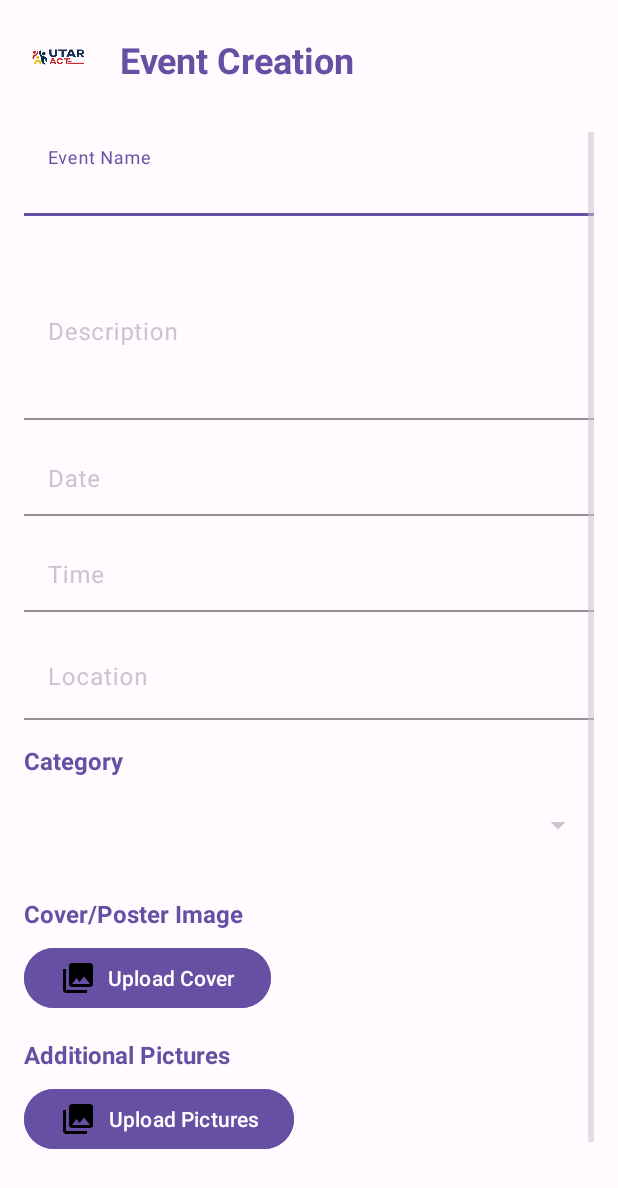
After one commit to SparkySky/UTAR-ACT-a, an Android app: the layout activity_event_creation.xml on its own in the app's theme, with its tools: preview values and no code run, on a phone screen of 412 x 824 dp. The commit adds this screen. Shown: the top 1188 px of the screen. Run offline under Robolectric (Android 15) with nearby library versions, the phone set to English and light mode, and no system bars.

Commit message:
Event Creation Form (incomplete)

```diff
--- /dev/null
+++ b/app/src/main/res/layout/activity_event_creation.xml
@@ -0,0 +1,280 @@
+<?xml version="1.0" encoding="utf-8"?>
+<androidx.drawerlayout.widget.DrawerLayout xmlns:android="http://schemas.android.com/apk/res/android"
+    xmlns:app="http://schemas.android.com/apk/res-auto"
+    xmlns:tools="http://schemas.android.com/tools"
+    android:id="@+id/drawer_layout"
+    android:layout_width="match_parent"
+    android:layout_height="match_parent"
+    android:fitsSystemWindows="true"
+    tools:context=".EventCreationActivity"
+    tools:openDrawer="start">
+
+    <LinearLayout
+        android:layout_width="match_parent"
+        android:layout_height="match_parent"
+        android:orientation="vertical"
+        android:padding="16dp"
+        android:background="@color/md_theme_light_background">
+
+        <!-- App Bar with Logo and Title -->
+        <LinearLayout
+            android:layout_width="match_parent"
+            android:layout_height="wrap_content"
+            android:orientation="horizontal"
+            android:gravity="center_vertical"
+            android:layout_marginBottom="24dp">
+
+            <ImageView
+                android:id="@+id/appLogo"
+                android:layout_width="48dp"
+                android:layout_height="48dp"
+                android:src="@drawable/icon_utaract_tranparent"
+                android:contentDescription="@string/logo_utar_act" />
+
+            <TextView
+                android:layout_width="wrap_content"
+                android:layout_height="wrap_content"
+                android:text="@string/event_creation_form"
+                android:textSize="24sp"
+                android:textStyle="bold"
+                android:textColor="@color/md_theme_light_primary"
+                android:layout_marginStart="16dp" />
+        </LinearLayout>
+
+        <ScrollView
+            android:layout_width="match_parent"
+            android:layout_height="match_parent"
+            android:fillViewport="true">
+
+            <LinearLayout
+                android:layout_width="match_parent"
+                android:layout_height="wrap_content"
+                android:orientation="vertical">
+
+                <!-- Event Name -->
+                <com.google.android.material.textfield.TextInputLayout
+                    android:id="@+id/layoutEventName"
+                    style="@style/Widget.Material3.TextInputLayout.FilledBox"
+                    android:layout_width="match_parent"
+                    android:layout_height="wrap_content"
+                    android:hint="@string/hint_event_name"
+                    app:boxBackgroundColor="@color/md_theme_light_surface"
+                    app:boxStrokeColor="@color/md_theme_light_primary"
+                    app:hintTextColor="@color/md_theme_light_primary"
+                    android:layout_marginBottom="16dp">
+
+                    <com.google.android.material.textfield.TextInputEditText
+                        android:id="@+id/etEventName"
+                        android:layout_width="match_parent"
+                        android:layout_height="wrap_content"
+                        android:minHeight="48dp"
+                        android:textColor="@color/md_theme_light_onSurface"/>
+                </com.google.android.material.textfield.TextInputLayout>
+
+                <!-- Description -->
+                <com.google.android.material.textfield.TextInputLayout
+                    android:id="@+id/layoutDescription"
+                    style="@style/Widget.Material3.TextInputLayout.FilledBox"
+                    android:layout_width="match_parent"
+                    android:layout_height="wrap_content"
+                    android:hint="@string/hint_description"
+                    app:boxBackgroundColor="@color/md_theme_light_surface"
+                    app:boxStrokeColor="@color/md_theme_light_primary"
+                    app:hintTextColor="@color/md_theme_light_primary"
+                    android:layout_marginBottom="16dp">
+
+                    <com.google.android.material.textfield.TextInputEditText
+                        android:id="@+id/etDescription"
+                        android:layout_width="match_parent"
+                        android:layout_height="120dp"
+                        android:gravity="top"
+                        android:inputType="textMultiLine"
+                        android:textColor="@color/md_theme_light_onSurface"/>
+                </com.google.android.material.textfield.TextInputLayout>
+
+                <!-- Date -->
+                <com.google.android.material.textfield.TextInputLayout
+                    android:id="@+id/layoutDate"
+                    style="@style/Widget.Material3.TextInputLayout.FilledBox"
+                    android:layout_width="match_parent"
+                    android:layout_height="wrap_content"
+                    android:hint="@string/hint_date"
+                    app:boxBackgroundColor="@color/md_theme_light_surface"
+                    app:boxStrokeColor="@color/md_theme_light_primary"
+                    app:hintTextColor="@color/md_theme_light_primary"
+                    android:layout_marginBottom="16dp">
+
+                    <com.google.android.material.textfield.TextInputEditText
+                        android:id="@+id/etDate"
+                        android:layout_width="match_parent"
+                        android:layout_height="48dp"
+                        android:focusable="false"
+                        android:clickable="true"
+                        android:textColor="@color/md_theme_light_onSurface"/>
+                </com.google.android.material.textfield.TextInputLayout>
+
+                <!-- Time -->
+                <com.google.android.material.textfield.TextInputLayout
+                    android:id="@+id/layoutTime"
+                    style="@style/Widget.Material3.TextInputLayout.FilledBox"
+                    android:layout_width="match_parent"
+                    android:layout_height="wrap_content"
+                    android:hint="@string/hint_time"
+                    app:boxBackgroundColor="@color/md_theme_light_surface"
+                    app:boxStrokeColor="@color/md_theme_light_primary"
+                    app:hintTextColor="@color/md_theme_light_primary"
+                    android:layout_marginBottom="16dp">
+
+                    <com.google.android.material.textfield.TextInputEditText
+                        android:id="@+id/etTime"
+                        android:layout_width="match_parent"
+                        android:layout_height="48dp"
+                        android:focusable="false"
+                        android:clickable="true"
+                        android:textColor="@color/md_theme_light_onSurface"/>
+                </com.google.android.material.textfield.TextInputLayout>
+
+                <!-- Location -->
+                <com.google.android.material.textfield.TextInputLayout
+                    android:id="@+id/layoutLocation"
+                    style="@style/Widget.Material3.TextInputLayout.FilledBox"
+                    android:layout_width="match_parent"
+                    android:layout_height="wrap_content"
+                    android:hint="@string/hint_location"
+                    app:boxBackgroundColor="@color/md_theme_light_surface"
+                    app:boxStrokeColor="@color/md_theme_light_primary"
+                    app:hintTextColor="@color/md_theme_light_primary"
+                    android:layout_marginBottom="16dp">
+
+                    <com.google.android.material.textfield.TextInputEditText
+                        android:id="@+id/etLocation"
+                        android:layout_width="match_parent"
+                        android:layout_height="wrap_content"
+                        android:minHeight="48dp"
+                        android:textColor="@color/md_theme_light_onSurface"/>
+                </com.google.android.material.textfield.TextInputLayout>
+
+                <!-- Category -->
+                <TextView
+                    android:layout_width="wrap_content"
+                    android:layout_height="wrap_content"
+                    android:text="@string/category"
+                    android:textSize="16sp"
+                    android:textStyle="bold"
+                    android:textColor="@color/md_theme_light_primary"
+                    android:layout_marginBottom="8dp"/>
+
+                <Spinner
+                    android:id="@+id/spinnerCategory"
+                    android:layout_width="match_parent"
+                    android:layout_height="48dp"
+                    android:layout_marginBottom="24dp"/>
+
+                <!-- Cover/Poster Upload -->
+                <TextView
+                    android:layout_width="wrap_content"
+                    android:layout_height="wrap_content"
+                    android:text="@string/cover_poster_image"
+                    android:textSize="16sp"
+                    android:textStyle="bold"
+                    android:textColor="@color/md_theme_light_primary"
+                    android:layout_marginBottom="8dp"/>
+
+                <LinearLayout
+                    android:layout_width="match_parent"
+                    android:layout_height="wrap_content"
+                    android:orientation="horizontal"
+                    android:gravity="center_vertical"
+                    android:layout_marginBottom="16dp">
+
+                    <Button
+                        android:id="@+id/btnUploadCover"
+                        android:layout_width="wrap_content"
+                        android:layout_height="48dp"
+                        android:text="@string/upload_cover"
+                        android:drawableLeft="@drawable/ic_menu_gallery"
+                        android:backgroundTint="@color/md_theme_light_primary"
+                        android:textColor="@color/md_theme_light_onPrimary"/>
+
+                    <ImageView
+                        android:id="@+id/ivCoverPreview"
+                        android:layout_width="80dp"
+                        android:layout_height="80dp"
+                        android:layout_marginStart="16dp"
+                        android:scaleType="centerCrop"
+                        android:background="@color/md_theme_light_surfaceVariant"
+                        android:visibility="gone"/>
+                </LinearLayout>
+
+                <!-- Additional Pictures Upload -->
+                <TextView
+                    android:layout_width="wrap_content"
+                    android:layout_height="wrap_content"
+                    android:text="@string/additional_pic"
+                    android:textSize="16sp"
+                    android:textStyle="bold"
+                    android:textColor="@color/md_theme_light_primary"
+                    android:layout_marginBottom="8dp"/>
+
+                <Button
+                    android:id="@+id/btnUploadPictures"
+                    android:layout_width="wrap_content"
+                    android:layout_height="48dp"
+                    android:text="@string/upload_pic"
+                    android:drawableLeft="@drawable/ic_menu_gallery"
+                    android:backgroundTint="@color/md_theme_light_primary"
+                    android:textColor="@color/md_theme_light_onPrimary"
+                    android:layout_marginBottom="16dp"/>
+
+                <!-- Additional Pictures Preview -->
+                <LinearLayout
+                    android:id="@+id/layoutPicturesPreview"
+                    android:layout_width="match_parent"
+                    android:layout_height="wrap_content"
+                    android:orientation="horizontal"
+                    android:gravity="center_vertical"
+                    android:layout_marginBottom="24dp"/>
+
+                <!-- Action Buttons -->
+                <LinearLayout
+                    android:layout_width="match_parent"
+                    android:layout_height="wrap_content"
+                    android:orientation="horizontal"
+                    android:gravity="center">
+
+                    <Button
+                        android:id="@+id/btnReset"
+                        android:layout_width="0dp"
+                        android:layout_height="48dp"
+                        android:layout_weight="1"
+                        android:text="@string/btn_reset"
+                        android:layout_marginEnd="8dp"
+                        android:backgroundTint="@color/md_theme_light_error"
+                        android:textColor="@color/md_theme_light_onError"/>
+
+                    <Button
+                        android:id="@+id/btnCreate"
+                        android:layout_width="0dp"
+                        android:layout_height="48dp"
+                        android:layout_weight="1"
+                        android:text="@string/btn_create_event"
+                        android:layout_marginStart="8dp"
+                        android:backgroundTint="@color/md_theme_light_primary"
+                        android:textColor="@color/md_theme_light_onPrimary"/>
+                </LinearLayout>
+
+            </LinearLayout>
+        </ScrollView>
+    </LinearLayout>
+
+<!--    &lt;!&ndash; Navigation View &ndash;&gt;-->
+<!--    <com.google.android.material.navigation.NavigationView-->
+<!--        android:id="@+id/nav_view"-->
+<!--        android:layout_width="wrap_content"-->
+<!--        android:layout_height="match_parent"-->
+<!--        android:layout_gravity="start"-->
+<!--        android:fitsSystemWindows="true"-->
+<!--        app:headerLayout="@layout/nav_header_main"-->
+<!--        app:menu="@menu/activity_main_drawer" />-->
+
+</androidx.drawerlayout.widget.DrawerLayout>
--- a/app/src/main/res/values/strings.xml
+++ b/app/src/main/res/values/strings.xml
@@ -13,6 +13,20 @@
     <string name="menu_slideshow">Slideshow</string>
     <string name="logo_utar_act">Logo: UTAR ACT</string>
 
+    <!-- New strings for Event Creation Form -->
+    <string name="event_creation_form">Event Creation</string>
+    <string name="hint_event_name">Event Name</string>
+    <string name="hint_description">Description</string>
+    <string name="hint_date">Date</string>
+    <string name="hint_time">Time</string>
+    <string name="hint_location">Location</string>
+    <string name="category">Category</string>
+    <string name="cover_poster_image">Cover/Poster Image</string>
+    <string name="upload_cover">Upload Cover</string>
+    <string name="additional_pic">Additional Pictures</string>
+    <string name="upload_pic">Upload Pictures</string>
+    <string name="btn_reset">Reset</string>
+    <string name="btn_create_event">Create Event</string>
 
 
     <!-- New strings for Guest Form -->
```
Also changed, not shown: app/src/main/java/com/meow/utaract/EventCreationActivity.java (added, +242 -0 lines), app/src/main/res/drawable/ic_menu.xml (added, +9 -0 lines).
